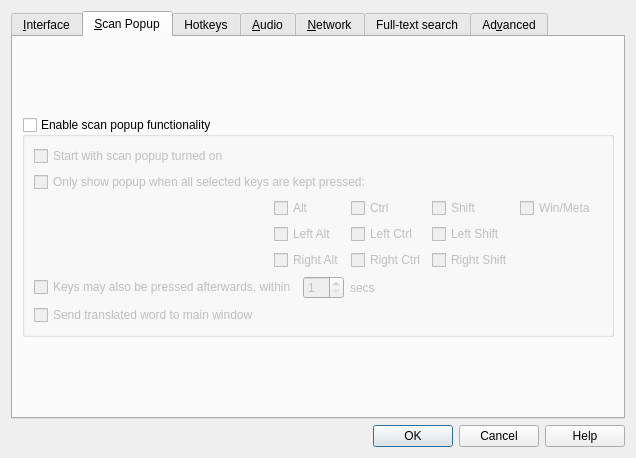
Old version of the form preferences.ui in the repository goldendict/goldendict.
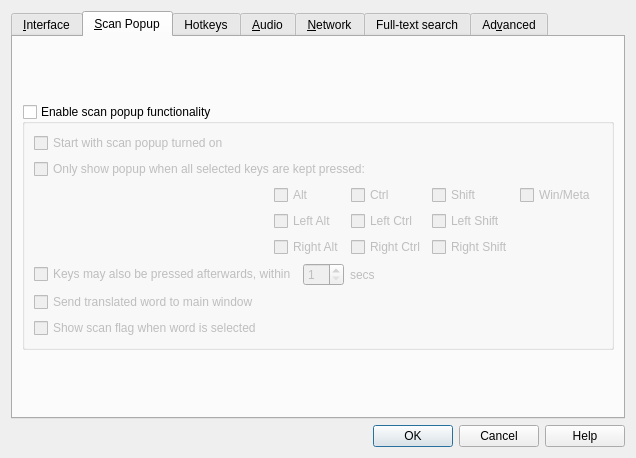
New version of the form. The open tabs and pages were chosen to show the change. Icons and pictures are not drawn. Custom widgets are drawn as their Qt base class.

Patch:
```diff
--- a/preferences.ui
+++ b/preferences.ui
@@ -679,6 +679,16 @@
             </property>
            </widget>
           </item>
+          <item>
+           <widget class="QCheckBox" name="showScanFlag">
+            <property name="toolTip">
+             <string>Show scan flag when word is selected</string>
+            </property>
+            <property name="text">
+             <string>Show scan flag when word is selected</string>
+            </property>
+           </widget>
+          </item>
          </layout>
         </widget>
        </item>
```
